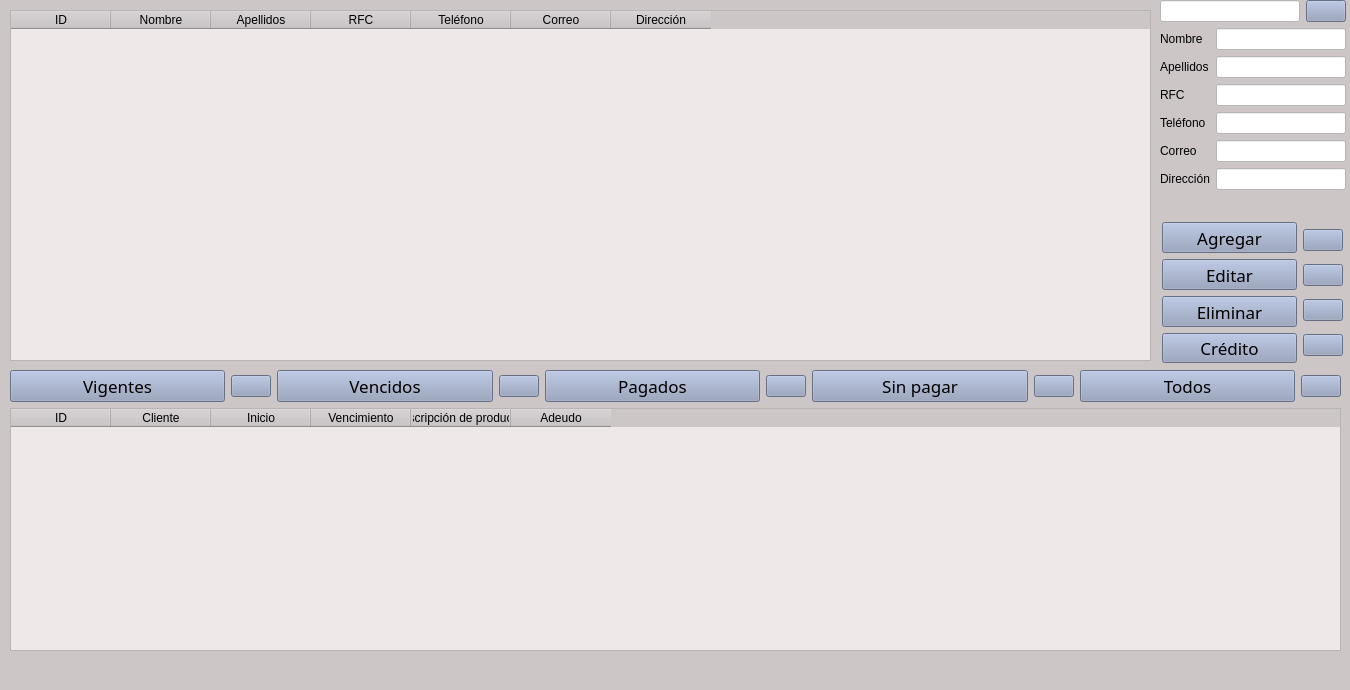
The window that Clientes.ui (jesusArteaga17/FerreteriaGuerreroPython) describes before a commit, drawn with Qt 5.
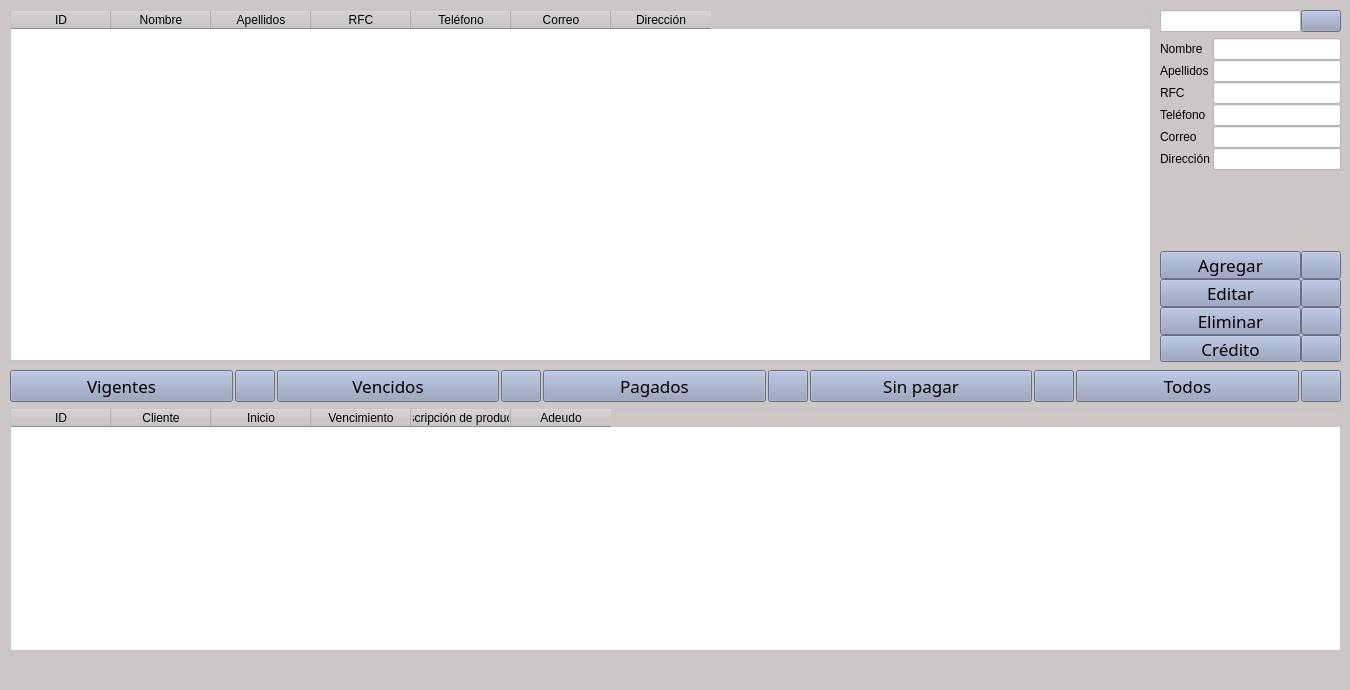
The same window after the commit. Icons and pictures are not drawn.

```diff
--- a/Clientes.ui
+++ b/Clientes.ui
@@ -45,6 +45,9 @@
     <layout class="QVBoxLayout" name="verticalLayout_4">
      <item>
       <layout class="QHBoxLayout" name="horizontalLayout_2">
+       <property name="spacing">
+        <number>2</number>
+       </property>
        <item>
         <widget class="QPushButton" name="botvigentes">
          <property name="font">
@@ -64,7 +67,7 @@
        <item>
         <widget class="QPushButton" name="ayudavigentes">
          <property name="sizePolicy">
-          <sizepolicy hsizetype="Maximum" vsizetype="Fixed">
+          <sizepolicy hsizetype="Maximum" vsizetype="Minimum">
            <horstretch>0</horstretch>
            <verstretch>0</verstretch>
           </sizepolicy>
@@ -97,7 +100,7 @@
        <item>
         <widget class="QPushButton" name="ayudavencidos">
          <property name="sizePolicy">
-          <sizepolicy hsizetype="Maximum" vsizetype="Fixed">
+          <sizepolicy hsizetype="Maximum" vsizetype="Minimum">
            <horstretch>0</horstretch>
            <verstretch>0</verstretch>
           </sizepolicy>
@@ -130,7 +133,7 @@
        <item>
         <widget class="QPushButton" name="ayudapagados">
          <property name="sizePolicy">
-          <sizepolicy hsizetype="Maximum" vsizetype="Fixed">
+          <sizepolicy hsizetype="Maximum" vsizetype="Minimum">
            <horstretch>0</horstretch>
            <verstretch>0</verstretch>
           </sizepolicy>
@@ -163,7 +166,7 @@
        <item>
         <widget class="QPushButton" name="ayudasinpagar">
          <property name="sizePolicy">
-          <sizepolicy hsizetype="Maximum" vsizetype="Fixed">
+          <sizepolicy hsizetype="Maximum" vsizetype="Minimum">
            <horstretch>0</horstretch>
            <verstretch>0</verstretch>
           </sizepolicy>
@@ -196,7 +199,7 @@
        <item>
         <widget class="QPushButton" name="ayudatodos">
          <property name="sizePolicy">
-          <sizepolicy hsizetype="Maximum" vsizetype="Fixed">
+          <sizepolicy hsizetype="Maximum" vsizetype="Minimum">
            <horstretch>0</horstretch>
            <verstretch>0</verstretch>
           </sizepolicy>
@@ -214,9 +217,18 @@
      </item>
      <item>
       <widget class="QTableWidget" name="tableCredit">
+       <property name="styleSheet">
+        <string notr="true">QTableView,QListView::section {
+	Background-color:rgb(255, 255, 255);
+	alternate-background-color:rgb(200, 167, 255);	
+}</string>
+       </property>
        <property name="editTriggers">
         <set>QAbstractItemView::NoEditTriggers</set>
        </property>
+       <property name="alternatingRowColors">
+        <bool>true</bool>
+       </property>
        <property name="sortingEnabled">
         <bool>false</bool>
        </property>
@@ -266,9 +278,18 @@
       <height>351</height>
      </rect>
     </property>
+    <property name="styleSheet">
+     <string notr="true">QTableView,QListView::section {
+	Background-color:rgb(255, 255, 255);
+	alternate-background-color:rgb(200, 167, 255);	
+}</string>
+    </property>
     <property name="editTriggers">
      <set>QAbstractItemView::NoEditTriggers</set>
     </property>
+    <property name="alternatingRowColors">
+     <bool>true</bool>
+    </property>
     <property name="sortingEnabled">
      <bool>false</bool>
     </property>
@@ -315,19 +336,28 @@
     <property name="geometry">
      <rect>
       <x>1160</x>
-      <y>0</y>
-      <width>186</width>
-      <height>221</height>
+      <y>10</y>
+      <width>181</width>
+      <height>245</height>
      </rect>
     </property>
     <layout class="QVBoxLayout" name="verticalLayout_3">
      <item>
       <layout class="QHBoxLayout" name="horizontalLayout">
+       <property name="spacing">
+        <number>0</number>
+       </property>
        <item>
         <widget class="QLineEdit" name="busqueda"/>
        </item>
        <item>
         <widget class="QPushButton" name="botbusqueda">
+         <property name="sizePolicy">
+          <sizepolicy hsizetype="Minimum" vsizetype="Maximum">
+           <horstretch>0</horstretch>
+           <verstretch>0</verstretch>
+          </sizepolicy>
+         </property>
          <property name="text">
           <string/>
          </property>
@@ -341,6 +371,12 @@
      </item>
      <item>
       <layout class="QFormLayout" name="formLayout">
+       <property name="horizontalSpacing">
+        <number>3</number>
+       </property>
+       <property name="verticalSpacing">
+        <number>0</number>
+       </property>
        <item row="0" column="0">
         <widget class="QLabel" name="label">
          <property name="text">
@@ -405,20 +441,32 @@
      </item>
     </layout>
    </widget>
-   <widget class="QWidget" name="layoutWidget">
+   <widget class="QWidget" name="">
     <property name="geometry">
      <rect>
-      <x>1162</x>
-      <y>222</y>
+      <x>1160</x>
+      <y>251</y>
       <width>181</width>
-      <height>141</height>
+      <height>111</height>
      </rect>
     </property>
-    <layout class="QHBoxLayout" name="horizontalLayout_3">
+    <layout class="QVBoxLayout" name="verticalLayout">
+     <property name="spacing">
+      <number>0</number>
+     </property>
      <item>
-      <layout class="QVBoxLayout" name="verticalLayout_2">
+      <layout class="QHBoxLayout" name="horizontalLayout_6">
+       <property name="spacing">
+        <number>0</number>
+       </property>
        <item>
         <widget class="QPushButton" name="botagregar">
+         <property name="sizePolicy">
+          <sizepolicy hsizetype="Minimum" vsizetype="Minimum">
+           <horstretch>0</horstretch>
+           <verstretch>0</verstretch>
+          </sizepolicy>
+         </property>
          <property name="font">
           <font>
            <family>Arial Unicode MS</family>
@@ -438,7 +486,37 @@
         </widget>
        </item>
        <item>
+        <widget class="QPushButton" name="ayudaagregar">
+         <property name="sizePolicy">
+          <sizepolicy hsizetype="Maximum" vsizetype="Minimum">
+           <horstretch>0</horstretch>
+           <verstretch>0</verstretch>
+          </sizepolicy>
+         </property>
+         <property name="text">
+          <string/>
+         </property>
+         <property name="icon">
+          <iconset>
+           <normaloff>icons/help_question_1566.png</normaloff>icons/help_question_1566.png</iconset>
+         </property>
+        </widget>
+       </item>
+      </layout>
+     </item>
+     <item>
+      <layout class="QHBoxLayout" name="horizontalLayout_5">
+       <property name="spacing">
+        <number>0</number>
+       </property>
+       <item>
         <widget class="QPushButton" name="boteditar">
+         <property name="sizePolicy">
+          <sizepolicy hsizetype="Minimum" vsizetype="Minimum">
+           <horstretch>0</horstretch>
+           <verstretch>0</verstretch>
+          </sizepolicy>
+         </property>
          <property name="font">
           <font>
            <family>Arial Unicode MS</family>
@@ -458,9 +536,33 @@
         </widget>
        </item>
        <item>
+        <widget class="QPushButton" name="ayudaeditar">
+         <property name="sizePolicy">
+          <sizepolicy hsizetype="Maximum" vsizetype="Minimum">
+           <horstretch>0</horstretch>
+           <verstretch>0</verstretch>
+          </sizepolicy>
+         </property>
+         <property name="text">
+          <string/>
+         </property>
+         <property name="icon">
+          <iconset>
+           <normaloff>icons/help_question_1566.png</normaloff>icons/help_question_1566.png</iconset>
+         </property>
+        </widget>
+       </item>
+      </layout>
+     </item>
+     <item>
+      <layout class="QHBoxLayout" name="horizontalLayout_4">
+       <property name="spacing">
+        <number>0</number>
+       </property>
+       <item>
         <widget class="QPushButton" name="boteliminar">
          <property name="sizePolicy">
-          <sizepolicy hsizetype="Minimum" vsizetype="Fixed">
+          <sizepolicy hsizetype="Minimum" vsizetype="Minimum">
            <horstretch>0</horstretch>
            <verstretch>0</verstretch>
           </sizepolicy>
@@ -484,7 +586,37 @@
         </widget>
        </item>
        <item>
+        <widget class="QPushButton" name="ayudaeliminar">
+         <property name="sizePolicy">
+          <sizepolicy hsizetype="Maximum" vsizetype="Minimum">
+           <horstretch>0</horstretch>
+           <verstretch>0</verstretch>
+          </sizepolicy>
+         </property>
+         <property name="text">
+          <string/>
+         </property>
+         <property name="icon">
+          <iconset>
+           <normaloff>icons/help_question_1566.png</normaloff>icons/help_question_1566.png</iconset>
+         </property>
+        </widget>
+       </item>
+      </layout>
+     </item>
+     <item>
+      <layout class="QHBoxLayout" name="horizontalLayout_3">
+       <property name="spacing">
+        <number>0</number>
+       </property>
+       <item>
         <widget class="QPushButton" name="botcredito">
+         <property name="sizePolicy">
+          <sizepolicy hsizetype="Minimum" vsizetype="Minimum">
+           <horstretch>0</horstretch>
+           <verstretch>0</verstretch>
+          </sizepolicy>
+         </property>
          <property name="font">
           <font>
            <family>Arial Unicode MS</family>
@@ -503,65 +635,10 @@
          </property>
         </widget>
        </item>
-      </layout>
-     </item>
-     <item>
-      <layout class="QVBoxLayout" name="verticalLayout">
-       <item>
-        <widget class="QPushButton" name="ayudaagregar">
-         <property name="sizePolicy">
-          <sizepolicy hsizetype="Maximum" vsizetype="Fixed">
-           <horstretch>0</horstretch>
-           <verstretch>0</verstretch>
-          </sizepolicy>
-         </property>
-         <property name="text">
-          <string/>
-         </property>
-         <property name="icon">
-          <iconset>
-           <normaloff>icons/help_question_1566.png</normaloff>icons/help_question_1566.png</iconset>
-         </property>
-        </widget>
-       </item>
-       <item>
-        <widget class="QPushButton" name="ayudaeditar">
-         <property name="sizePolicy">
-          <sizepolicy hsizetype="Maximum" vsizetype="Fixed">
-           <horstretch>0</horstretch>
-           <verstretch>0</verstretch>
-          </sizepolicy>
-         </property>
-         <property name="text">
-          <string/>
-         </property>
-         <property name="icon">
-          <iconset>
-           <normaloff>icons/help_question_1566.png</normaloff>icons/help_question_1566.png</iconset>
-         </property>
-        </widget>
-       </item>
-       <item>
-        <widget class="QPushButton" name="ayudaeliminar">
-         <property name="sizePolicy">
-          <sizepolicy hsizetype="Maximum" vsizetype="Fixed">
-           <horstretch>0</horstretch>
-           <verstretch>0</verstretch>
-          </sizepolicy>
-         </property>
-         <property name="text">
-          <string/>
-         </property>
-         <property name="icon">
-          <iconset>
-           <normaloff>icons/help_question_1566.png</normaloff>icons/help_question_1566.png</iconset>
-         </property>
-        </widget>
-       </item>
        <item>
         <widget class="QPushButton" name="ayudacredito">
          <property name="sizePolicy">
-          <sizepolicy hsizetype="Maximum" vsizetype="Fixed">
+          <sizepolicy hsizetype="Maximum" vsizetype="Minimum">
            <horstretch>0</horstretch>
            <verstretch>0</verstretch>
           </sizepolicy>
```
Left out of the diff: 14 changed lines with no effect on the pictures.
